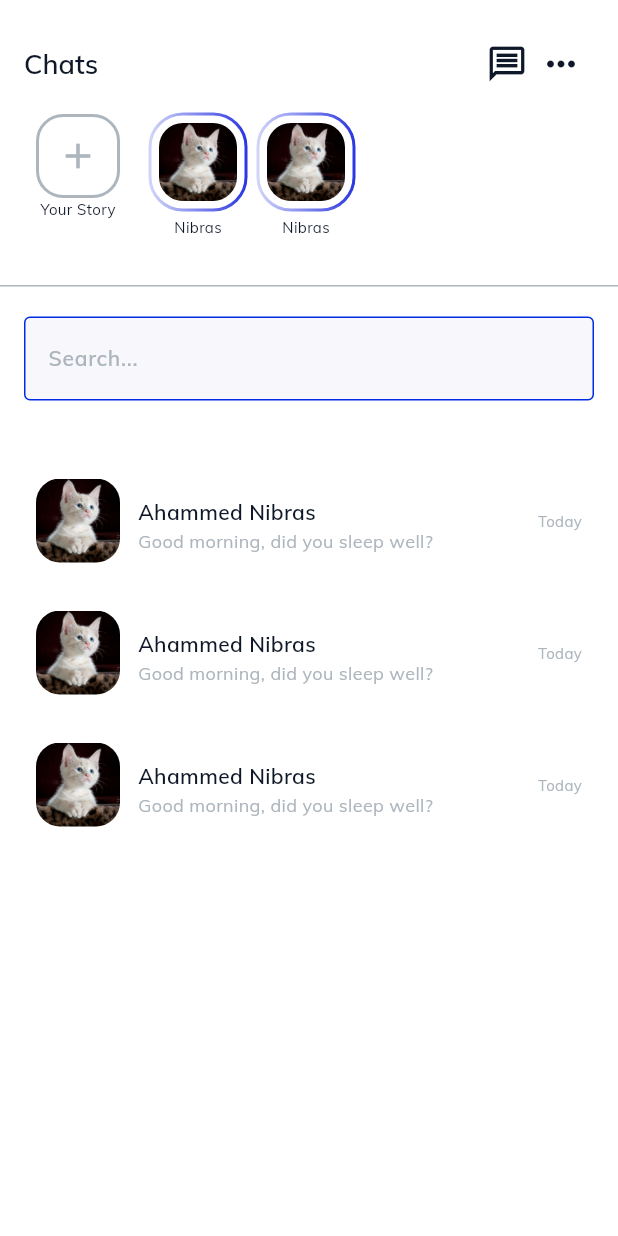
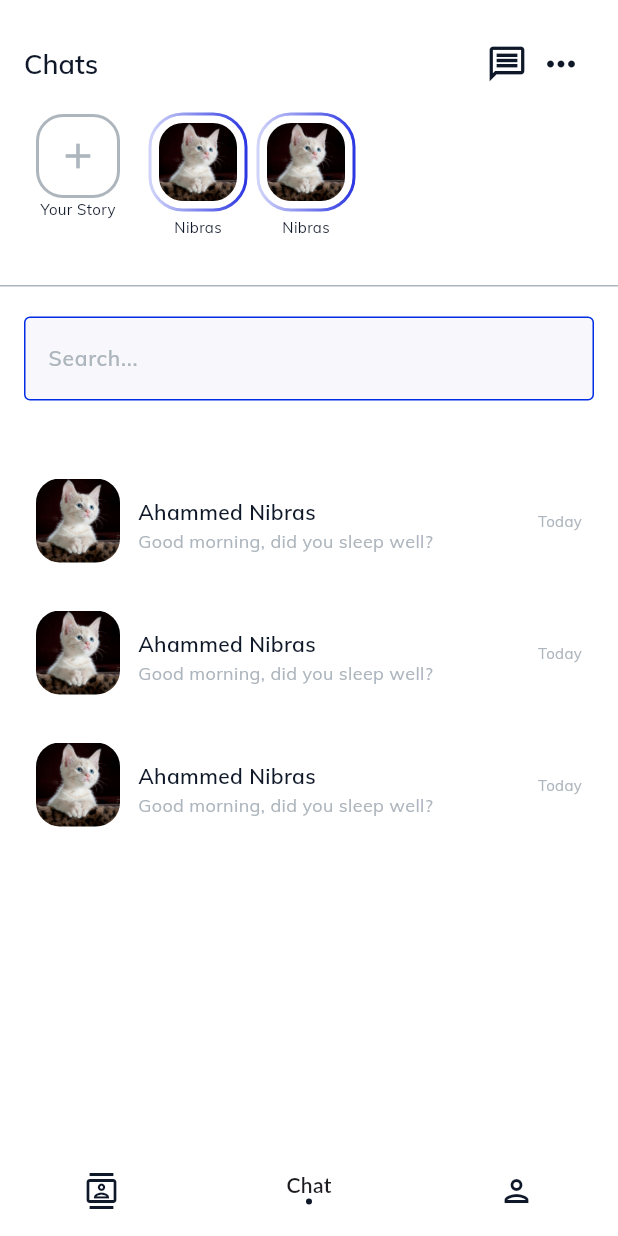
Before and after one commit to ahammednibras8/flutter-chat-app, a Flutter app: the screen it shows after launch, on a phone screen of 412 x 824 dp. Run offline on Flutter 3.47's test engine with Material 3 defaults, Android fonts, the phone set to English and light mode, and no system bars; our stand-ins replace image_picker, intl_phone_field.

Commit message:
Added Bottom Navigation

```diff
--- a/lib/core/app_colors.dart
+++ b/lib/core/app_colors.dart
@@ -8,6 +8,7 @@ class AppColors {
   static const Color active = Color(0xff0F1828);
   static const Color disabled = Color(0xffADB5BD);
   static const Color offWhite = Color(0xffF7F7FC);
+  static const Color white = Color(0xffFFFFFF);
 
   //Accent
   static const Color danger = Color(0xffE94242);
--- a/lib/core/app_theme.dart
+++ b/lib/core/app_theme.dart
@@ -5,6 +5,7 @@ class AppTheme {
   static ThemeData get lightTheme {
     return ThemeData(
       scaffoldBackgroundColor: Colors.white,
+      splashColor: Colors.transparent,
       appBarTheme: const AppBarTheme(
         backgroundColor: Color.fromRGBO(0, 0, 0, 0),
       ),
@@ -31,6 +32,16 @@ class AppTheme {
           ),
         ),
       ),
+      bottomNavigationBarTheme: const BottomNavigationBarThemeData(
+        backgroundColor: AppColors.white,
+        selectedItemColor: AppColors.active,
+        elevation: 0,
+        unselectedItemColor: AppColors.disabled,
+        showSelectedLabels: false,
+        showUnselectedLabels: false,
+        type: BottomNavigationBarType.fixed,
+        enableFeedback: true,
+      ),
     );
   }
 }
--- a/lib/main.dart
+++ b/lib/main.dart
@@ -1,7 +1,6 @@
 import 'package:flutter/material.dart';
 import 'package:flutter_chat_app/core/app_theme.dart';
 import 'package:flutter_chat_app/screens/chat_screen.dart';
-import 'package:flutter_chat_app/screens/welcome_screen.dart';
 
 void main() {
   runApp(const MainApp());
--- /dev/null
+++ b/lib/screens/accounts_screen.dart
@@ -0,0 +1,14 @@
+import 'package:flutter/material.dart';
+
+class AccountsScreen extends StatelessWidget {
+  const AccountsScreen({super.key});
+
+  @override
+  Widget build(BuildContext context) {
+    return const Scaffold(
+      body: Center(
+        child: Text('Accounts Screen'),
+      ),
+    );
+  }
+}
--- a/lib/screens/chat_screen.dart
+++ b/lib/screens/chat_screen.dart
@@ -1,18 +1,56 @@
 import 'package:flutter/material.dart';
 import 'package:flutter_chat_app/core/app_colors.dart';
+import 'package:flutter_chat_app/screens/accounts_screen.dart';
+import 'package:flutter_chat_app/screens/contacts_screen.dart';
 import 'package:flutter_chat_app/widgets/chat_widget.dart';
 import 'package:flutter_chat_app/widgets/my_appbar.dart';
+import 'package:flutter_chat_app/widgets/my_bottom_navigation.dart';
 import 'package:flutter_chat_app/widgets/my_text_field.dart';
 import 'package:flutter_chat_app/widgets/story_widget.dart';
 
-class ChatScreen extends StatelessWidget {
+class ChatScreen extends StatefulWidget {
   const ChatScreen({super.key});
+
+  @override
+  State<ChatScreen> createState() => _ChatScreenState();
+}
+
+class _ChatScreenState extends State<ChatScreen> {
+  int _currentIndex = 1;
+
+  final List<Widget> _screens = const [
+    ContactsScreen(),
+    ChatMainScreen(),
+    AccountsScreen(),
+  ];
+
+  void onNavigationTap(int index) {
+    setState(() {
+      _currentIndex = index;
+    });
+  }
 
   @override
   Widget build(BuildContext context) {
     return GestureDetector(
       onTap: () => FocusScope.of(context).unfocus(),
       child: Scaffold(
+        body: _screens[_currentIndex],
+        bottomNavigationBar: MyBottomNavigation(
+          currentIndex: _currentIndex,
+          onTap: onNavigationTap,
+        ),
+      ),
+    );
+  }
+}
+
+class ChatMainScreen extends StatelessWidget {
+  const ChatMainScreen({super.key});
+
+  @override
+  Widget build(BuildContext context) {
+    return Scaffold(
       appBar: const MyAppbar(
         title: 'Chats',
         actions: [
@@ -55,7 +93,6 @@ class ChatScreen extends StatelessWidget {
           ),
         ],
       ),
-      ),
     );
   }
 }
--- /dev/null
+++ b/lib/screens/contacts_screen.dart
@@ -0,0 +1,14 @@
+import 'package:flutter/material.dart';
+
+class ContactsScreen extends StatelessWidget {
+  const ContactsScreen({super.key});
+
+  @override
+  Widget build(BuildContext context) {
+    return const Scaffold(
+      body: Center(
+        child: Text('Contacts Screen'),
+      ),
+    );
+  }
+}
--- /dev/null
+++ b/lib/widgets/my_bottom_navigation.dart
@@ -0,0 +1,68 @@
+import 'package:flutter/material.dart';
+import 'package:flutter_chat_app/core/app_colors.dart';
+import 'package:flutter_chat_app/core/app_typography.dart';
+
+class MyBottomNavigation extends StatelessWidget {
+  final int currentIndex;
+  final Function(int) onTap;
+
+  const MyBottomNavigation({
+    super.key,
+    required this.currentIndex,
+    required this.onTap,
+  });
+
+  @override
+  Widget build(BuildContext context) {
+    return Container(
+      height: 60,
+      decoration: const BoxDecoration(
+        color: AppColors.white,
+      ),
+      child: Row(
+        mainAxisAlignment: MainAxisAlignment.spaceAround,
+        children: [
+          _buildNavItem('Contacts', Icons.contacts_outlined, 0),
+          _buildNavItem('Chat', Icons.chat_outlined, 1),
+          _buildNavItem('Account', Icons.person_outlined, 2),
+        ],
+      ),
+    );
+  }
+
+  Widget _buildNavItem(String label, IconData icon, int index) {
+    final isSelected = currentIndex == index;
+    return InkWell(
+      onTap: () => onTap(index),
+      child: Column(
+        mainAxisAlignment: MainAxisAlignment.center,
+        children: [
+          if (isSelected) ...[
+            Text(
+              label,
+              style: const TextStyle(
+                fontFamily: 'Lato',
+                fontSize: 14,
+                fontWeight: FontWeight.w700,
+                height: 0.7,
+              ),
+            ),
+            const SizedBox(height: 4),
+            Container(
+              width: 4,
+              height: 4,
+              decoration: const BoxDecoration(
+                color: AppColors.active,
+                shape: BoxShape.circle,
+              ),
+            )
+          ] else
+            Icon(
+              icon,
+              color: AppColors.active,
+            )
+        ],
+      ),
+    );
+  }
+}
--- a/pubspec.yaml
+++ b/pubspec.yaml
@@ -32,3 +32,8 @@ flutter:
           weight: 700
         - asset: assets/fonts/Mulish-SemiBold.ttf
           weight: 600
+
+    - family: Lato
+      fonts:
+        - asset: assets/fonts/Lato-SemiBold.ttf
+          weight: 700
```
Also changed, not shown: assets/fonts/Lato-SemiBold.ttf (added). Lines whose indentation alone changed are shown as unchanged.
